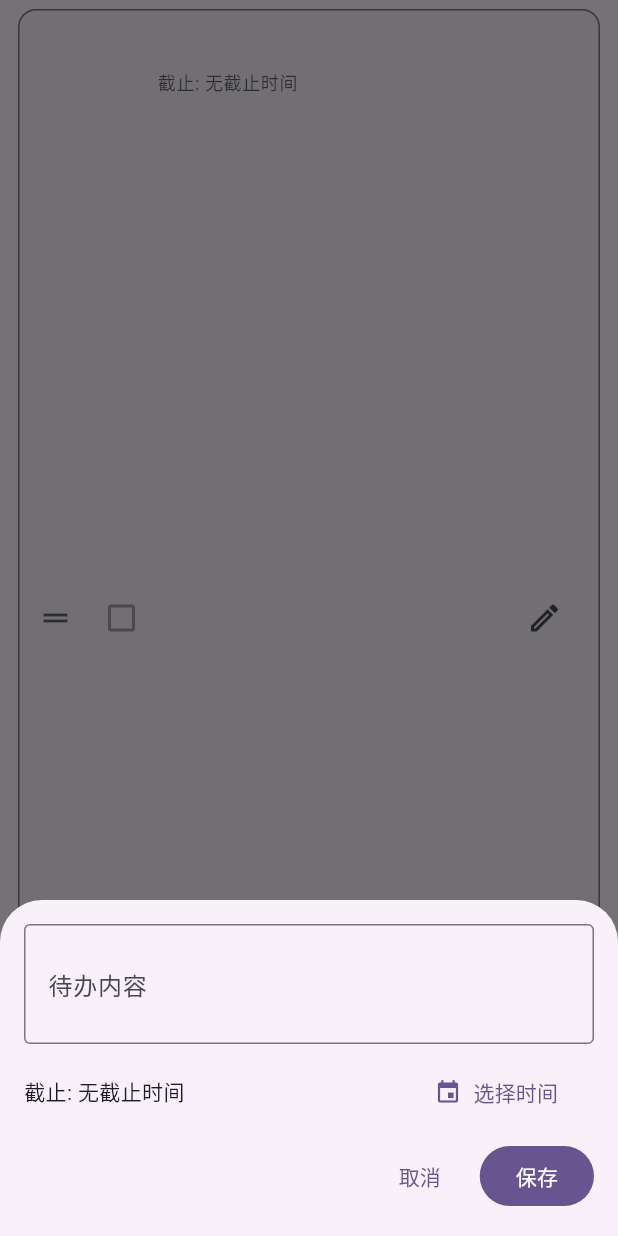
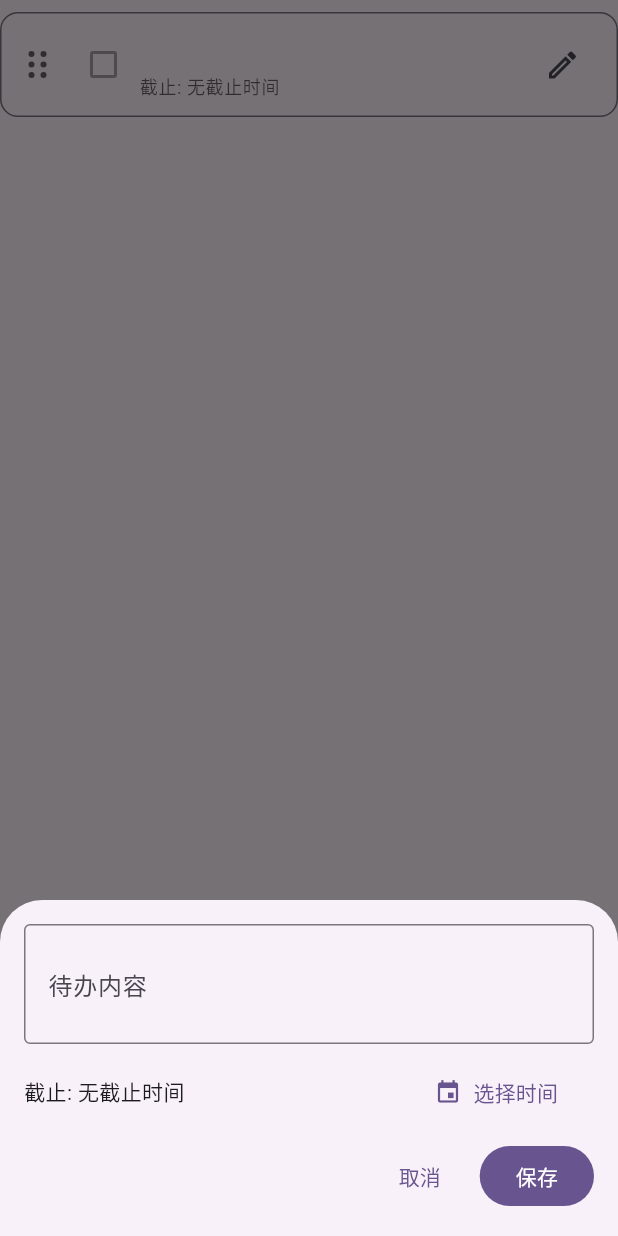
Before and after one commit to fishwww-ww/Queue, a Flutter app: the TodoThingCard widget shown alone on an empty page, opened directly with empty values, after a tap on the "edit" icon, on a phone screen of 412 x 824 dp. Run offline on Flutter 3.47's test engine with Material 3 defaults, Android fonts, the phone set to English and light mode, and no system bars; our stand-ins replace flutter_svg.

Commit message:
feat: optimize drag, still have marigin when dragging

```diff
--- a/lib/widgets/todoThing/index.dart
+++ b/lib/widgets/todoThing/index.dart
@@ -1,4 +1,5 @@
 import 'package:flutter/material.dart';
+import 'package:flutter_svg/flutter_svg.dart';
 import 'package:queue/widgets/todoModal/index.dart';
 
 class TodoThingCard extends StatelessWidget {
@@ -32,15 +33,20 @@ class TodoThingCard extends StatelessWidget {
   @override
   Widget build(BuildContext context) {
     final textTheme = Theme.of(context).textTheme;
-    return Card(
-      elevation: 0,
-      margin: const EdgeInsets.symmetric(horizontal: 12, vertical: 6),
-      shape: RoundedRectangleBorder(borderRadius: BorderRadius.circular(12)),
-      child: Container(
+    return ClipRRect(
+      // 关键：裁剪容器的矩形边界，让布局和视觉一致
+      // 这样拖拽时移动的就是圆角形状，而非矩形
+      borderRadius: BorderRadius.circular(12),
+      child: Column(
+        mainAxisSize: MainAxisSize.min,
+        // spacing: const Gap(8),
+        children: [
+          Container(
             decoration: BoxDecoration(
               borderRadius: BorderRadius.circular(12),
               border: Border.all(color: Theme.of(context).dividerColor),
             ),
+            margin: const EdgeInsets.symmetric(vertical: 8),
             padding: const EdgeInsets.symmetric(horizontal: 12, vertical: 10),
             child: Row(
           crossAxisAlignment: CrossAxisAlignment.center,
@@ -48,7 +54,15 @@ class TodoThingCard extends StatelessWidget {
             // 拖拽手柄（可由上层传入可拖拽句柄）
             Padding(
               padding: const EdgeInsets.only(right: 8),
-              child: dragHandle ?? Icon(Icons.drag_handle, color: Theme.of(context).hintColor),
+              child: dragHandle ?? SvgPicture.asset(
+                'lib/assets/drag.svg',
+                width: 24,
+                height: 24,
+                colorFilter: ColorFilter.mode(
+                  Theme.of(context).hintColor,
+                  BlendMode.srcIn,
+                ),
+              ),
             ),
             // 勾选框
             Checkbox(
@@ -107,6 +121,8 @@ class TodoThingCard extends StatelessWidget {
           ],
         ),
           ),
+        ],
+      ),
     );
   }
 }
--- a/pubspec.yaml
+++ b/pubspec.yaml
@@ -35,6 +35,7 @@ dependencies:
   # Use with the CupertinoIcons class for iOS style icons.
   cupertino_icons: ^1.0.8
   path_provider: ^2.1.5
+  flutter_svg: ^2.0.10+1
 
 dev_dependencies:
   flutter_test:
@@ -59,9 +60,8 @@ flutter:
   uses-material-design: true
 
   # To add assets to your application, add an assets section, like this:
-  # assets:
-  #   - images/a_dot_burr.jpeg
-  #   - images/a_dot_ham.jpeg
+  assets:
+    - lib/assets/drag.svg
 
   # An image asset can refer to one or more resolution-specific "variants", see
   # https://flutter.dev/to/resolution-aware-images
```
Also changed, not shown: lib/widgets/common/bucket_section.dart (+40 -8 lines), lib/assets/drag.svg (added), pubspec.lock. Lines whose indentation alone changed are shown as unchanged.
